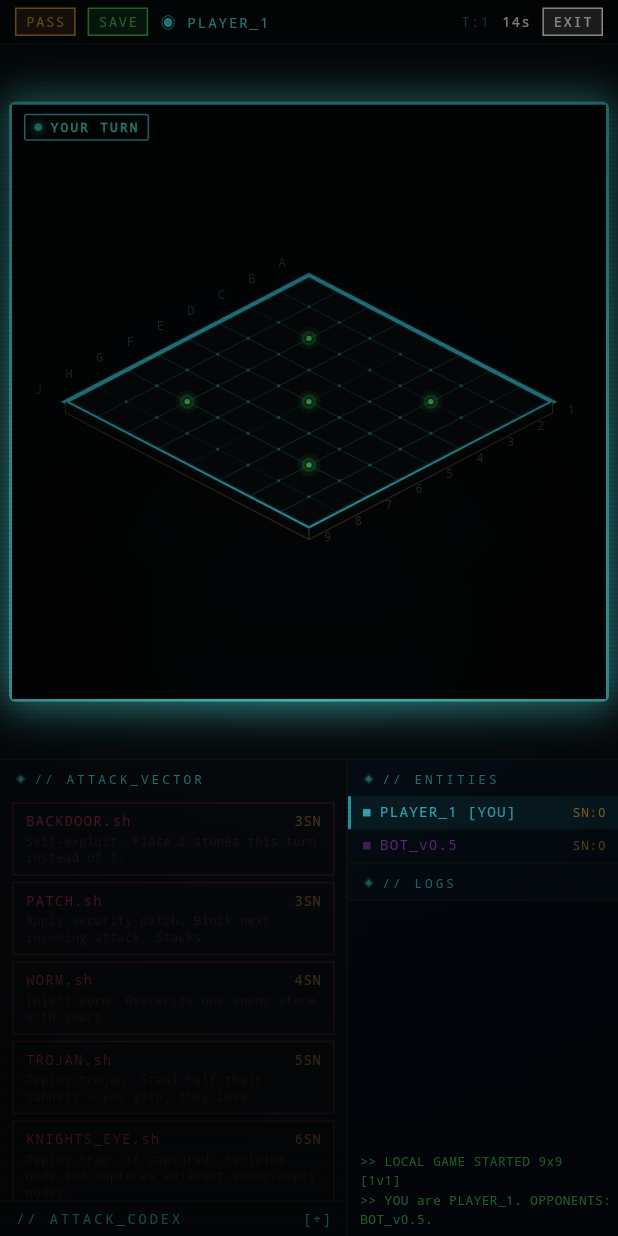
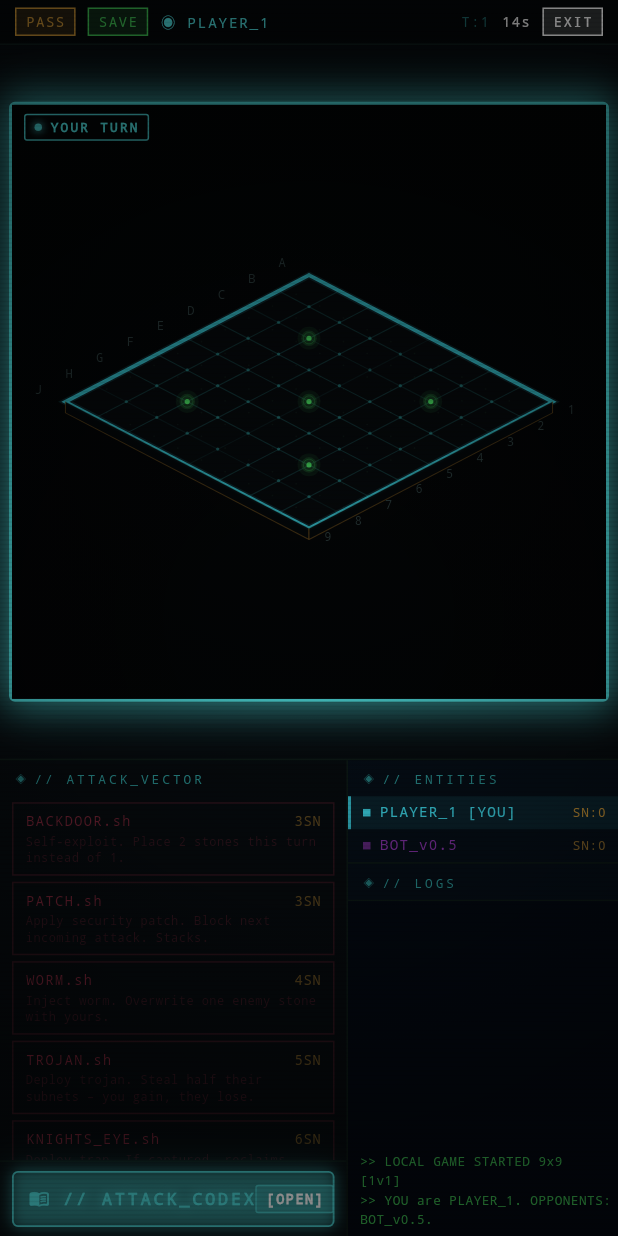
Before and after one commit to Jasssbo/GoHackMe, a Flutter app: the LocalGameScreen screen opened by its route, on a phone screen of 412 x 824 dp. Run offline on Flutter 3.47's test engine with Material 3 defaults, Android fonts, the phone set to English and light mode, and no system bars; our stand-ins replace audioplayers, flutter_riverpod, go_router, google_fonts, shared_preferences; accounts and stored records are empty; network calls fail.

Commit message:
attack codex way more understandable as a button and possible to be used during other players turns.

```diff
--- a/app/lib/features/board/widgets/codex/attack_codex_dialog.dart
+++ b/app/lib/features/board/widgets/codex/attack_codex_dialog.dart
@@ -159,34 +159,78 @@ class _AttackCodexState extends State<AttackCodex> {
 
   @override
   Widget build(BuildContext context) {
-    return InkWell(
+    return Container(
+      margin: const EdgeInsets.symmetric(horizontal: 8, vertical: 6),
+      decoration: BoxDecoration(
+        color: CyberpunkColors.cyan.withValues(alpha: 0.12),
+        borderRadius: BorderRadius.circular(4),
+        border: Border.all(
+          color: CyberpunkColors.cyan.withValues(alpha: 0.85),
+          width: 1.2,
+        ),
+        boxShadow: CyberpunkColors.glowFor(CyberpunkColors.cyan, intensity: 1.2),
+      ),
+      child: Material(
+        color: Colors.transparent,
+        child: InkWell(
           onTap: () => _openFullscreen(context),
-      child: Container(
-        padding: const EdgeInsets.fromLTRB(10, 5, 10, 5),
+          borderRadius: BorderRadius.circular(4),
+          splashColor: CyberpunkColors.cyan.withValues(alpha: 0.3),
+          highlightColor: CyberpunkColors.cyan.withValues(alpha: 0.2),
+          child: Padding(
+            padding: const EdgeInsets.symmetric(horizontal: 10, vertical: 8),
             child: Row(
+              mainAxisAlignment: MainAxisAlignment.center,
               children: [
+                const Icon(
+                  Icons.menu_book_rounded,
+                  size: 14,
+                  color: CyberpunkColors.cyan,
+                ),
+                const SizedBox(width: 8),
                 const Text(
                   '// ATTACK_CODEX',
                   style: TextStyle(
-                color: CyberpunkColors.cyanDim,
-                fontSize: 9,
+                    color: CyberpunkColors.cyan,
+                    fontSize: 11,
                     letterSpacing: 2,
                     fontFamily: 'monospace',
+                    fontWeight: FontWeight.bold,
+                    shadows: [
+                      Shadow(
+                        color: CyberpunkColors.cyan,
+                        blurRadius: 8,
+                      ),
+                    ],
                   ),
                 ),
                 const Spacer(),
-            const Text(
-              '[+]',
+                Container(
+                  padding: const EdgeInsets.symmetric(horizontal: 6, vertical: 2),
+                  decoration: BoxDecoration(
+                    color: CyberpunkColors.cyan.withValues(alpha: 0.25),
+                    borderRadius: BorderRadius.circular(2),
+                    border: Border.all(
+                      color: CyberpunkColors.cyan.withValues(alpha: 0.6),
+                      width: 1,
+                    ),
+                  ),
+                  child: const Text(
+                    '[OPEN]',
                     style: TextStyle(
-                color: CyberpunkColors.cyanDim,
+                      color: Colors.white,
                       fontSize: 9,
                       letterSpacing: 1,
                       fontFamily: 'monospace',
+                      fontWeight: FontWeight.bold,
+                    ),
                   ),
                 ),
               ],
             ),
           ),
+        ),
+      ),
     );
   }
 }
--- a/app/lib/features/board/widgets/game_layout.dart
+++ b/app/lib/features/board/widgets/game_layout.dart
@@ -505,7 +505,7 @@ class _GameLayoutState extends ConsumerState<GameLayout> {
         ] else ...[
           const PanelHeader('// LAYER_STATUS'),
           Padding(
-            padding: const EdgeInsets.fromLTRB(10, 4, 10, 8),
+            padding: const EdgeInsets.fromLTRB(10, 4, 10, 4),
             child: Text(
               widget.state.phase == GamePhase.attack
                   ? (widget.state.currentPlayerId == widget.localPlayerId
@@ -520,6 +520,20 @@ class _GameLayoutState extends ConsumerState<GameLayout> {
               ),
             ),
           ),
+          if (widget.state.phase == GamePhase.attack &&
+              widget.state.currentPlayerId != widget.localPlayerId)
+            const Padding(
+              padding: EdgeInsets.fromLTRB(10, 0, 10, 6),
+              child: Text(
+                '> Tip: Access ATTACK_CODEX below to inspect payload specs while waiting.',
+                style: TextStyle(
+                  color: CyberpunkColors.textSecondary,
+                  fontSize: 9,
+                  letterSpacing: 0.5,
+                  fontFamily: 'monospace',
+                ),
+              ),
+            ),
           const Spacer(),
         ],
         const PanelDivider(),
```
Also changed, not shown: 1 other file. Lines whose indentation alone changed are shown as unchanged.
